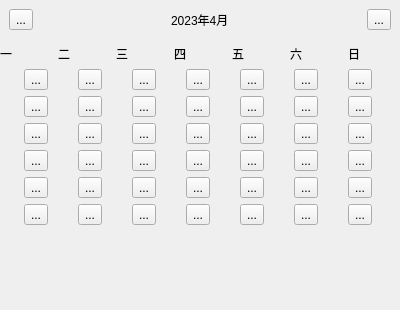
Before: the Qt Designer form App/controls/calendarcontrol.ui in kevinWu7/LifeNote, drawn with Qt 5.
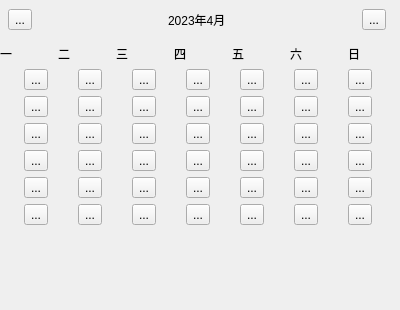
After: the same form once the commit is applied.

Commit message: adjust ui:calendarcontrol - titleBarWidget's UI

Diff of the .ui file:
```diff
--- a/App/controls/calendarcontrol.ui
+++ b/App/controls/calendarcontrol.ui
@@ -29,6 +29,12 @@
    <item>
     <widget class="QWidget" name="titleBarWidget" native="true">
      <layout class="QHBoxLayout" name="horizontalLayout">
+      <property name="leftMargin">
+       <number>8</number>
+      </property>
+      <property name="rightMargin">
+       <number>14</number>
+      </property>
       <item>
        <widget class="QToolButton" name="leftBtn">
         <property name="text">
```
Left out of the diff: 4 changed lines with no effect on the pictures. The commit also changes 4 other files.
